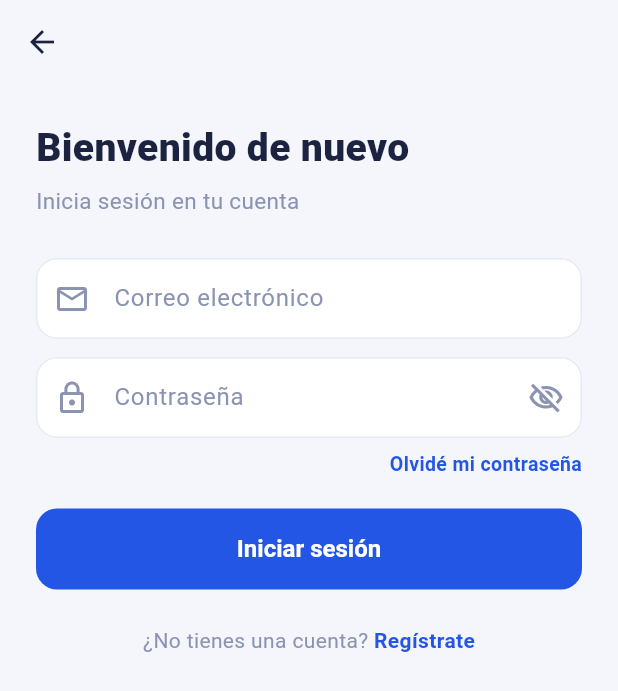
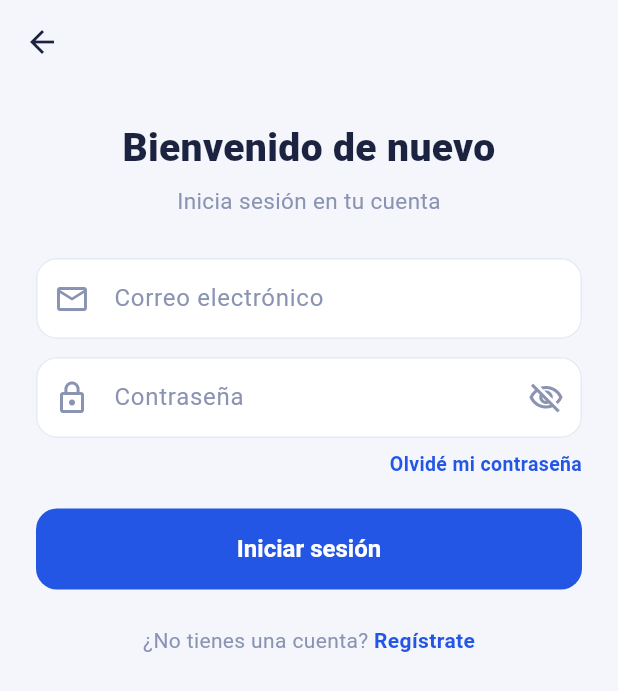
Before and after one commit to orbitgrupo/sipi, a Flutter app: the screen it shows after launch, after a tap on "Iniciar sesión", on a phone screen of 412 x 824 dp. Shown: the top 691 px of the screen. Run offline on Flutter 3.47's test engine with Material 3 defaults, Android fonts, the phone set to English and light mode, and no system bars; accounts and stored records are empty; network calls fail.

```diff
--- a/app/lib/screens/welcome_auth.dart
+++ b/app/lib/screens/welcome_auth.dart
@@ -175,14 +175,24 @@ class _RegisterScreenState extends State<RegisterScreen> {
         child: Column(
           crossAxisAlignment: CrossAxisAlignment.start,
           children: [
-            const Text('Crea tu cuenta',
+            Center(
+              child: Column(
+                crossAxisAlignment: CrossAxisAlignment.center,
+                children: const [
+                  Text('Crea tu cuenta',
+                      textAlign: TextAlign.center,
                       style: TextStyle(
                           fontSize: 26,
                           fontWeight: FontWeight.w900,
                           color: SipiColors.text)),
-            const SizedBox(height: 6),
-            const Text('Únete a Sipi y comienza\na ganar recompensas',
-                style: TextStyle(color: SipiColors.muted, fontSize: 15)),
+                  SizedBox(height: 6),
+                  Text('Únete a Sipi y comienza\na ganar recompensas',
+                      textAlign: TextAlign.center,
+                      style:
+                          TextStyle(color: SipiColors.muted, fontSize: 15)),
+                ],
+              ),
+            ),
             const SizedBox(height: 28),
             TextField(
                 controller: _name,
@@ -276,14 +286,24 @@ class _LoginScreenState extends State<LoginScreen> {
         child: Column(
           crossAxisAlignment: CrossAxisAlignment.start,
           children: [
-            const Text('Bienvenido de nuevo',
+            Center(
+              child: Column(
+                crossAxisAlignment: CrossAxisAlignment.center,
+                children: const [
+                  Text('Bienvenido de nuevo',
+                      textAlign: TextAlign.center,
                       style: TextStyle(
                           fontSize: 26,
                           fontWeight: FontWeight.w900,
                           color: SipiColors.text)),
-            const SizedBox(height: 6),
-            const Text('Inicia sesión en tu cuenta',
-                style: TextStyle(color: SipiColors.muted, fontSize: 15)),
+                  SizedBox(height: 6),
+                  Text('Inicia sesión en tu cuenta',
+                      textAlign: TextAlign.center,
+                      style:
+                          TextStyle(color: SipiColors.muted, fontSize: 15)),
+                ],
+              ),
+            ),
             const SizedBox(height: 28),
             TextField(
                 controller: _email,
```
Lines whose indentation alone changed are shown as unchanged.
